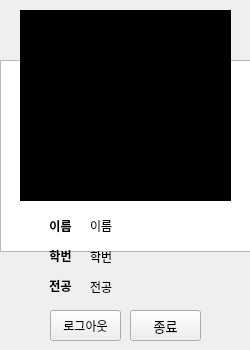
Qt form project/studentCard.ui (Tarel-IoT-PK/Campus) before a commit.
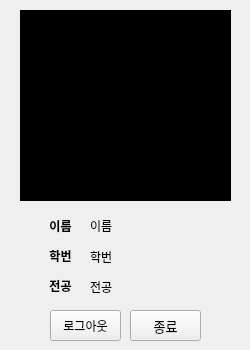
The same form after that commit.

```diff
--- a/project/studentCard.ui
+++ b/project/studentCard.ui
@@ -201,26 +201,6 @@
     <string>로그아웃</string>
    </property>
   </widget>
-  <widget class="QTableWidget" name="tblstudentCard">
-   <property name="geometry">
-    <rect>
-     <x>0</x>
-     <y>60</y>
-     <width>256</width>
-     <height>192</height>
-    </rect>
-   </property>
-  </widget>
-  <zorder>tblstudentCard</zorder>
-  <zorder>lblQrCode</zorder>
-  <zorder>btnClose</zorder>
-  <zorder>lblName</zorder>
-  <zorder>lblID</zorder>
-  <zorder>lblMajor</zorder>
-  <zorder>txtName</zorder>
-  <zorder>txtstudentID</zorder>
-  <zorder>txtMajor</zorder>
-  <zorder>btnLogout</zorder>
  </widget>
  <resources/>
  <connections/>
```
